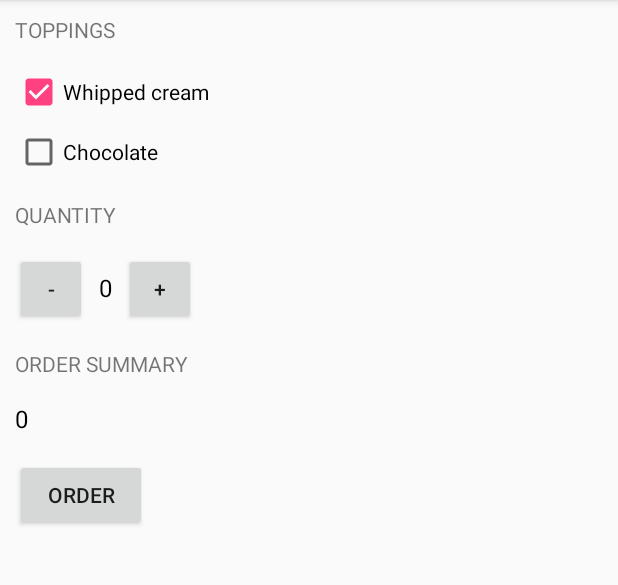
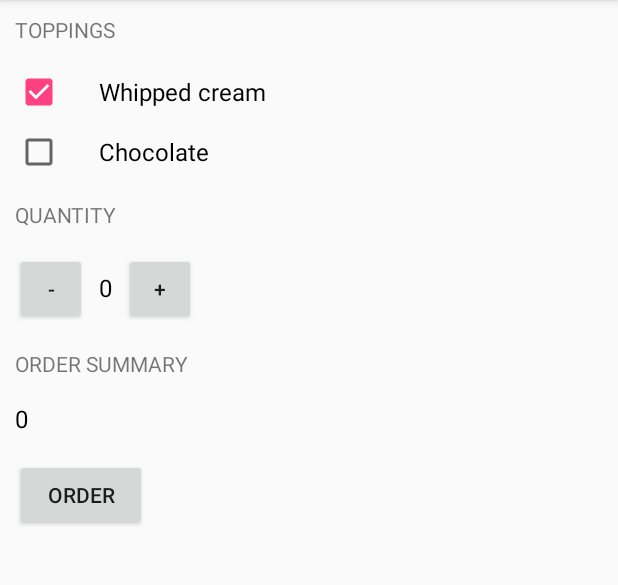
Before and after one commit to gongloroth/just-java, an Android app: the screen it shows after launch (MainActivity), after a tap on "Whipped cream", on a phone screen of 412 x 824 dp, the part 84-669 px from its top. Run offline under Robolectric (Android 15) with nearby library versions, the phone set to English and light mode, and no system bars.

Commit message:
4th commit
some simple update

```diff
--- a/app/src/main/java/com/gongloroth/justjava/MainActivity.java
+++ b/app/src/main/java/com/gongloroth/justjava/MainActivity.java
@@ -33,12 +33,13 @@ public class MainActivity extends AppCompatActivity {
         setContentView(R.layout.activity_main);
 
         setWhippedCreamCheckBox(R.id.whipped_cream_checkbox);
+        setChocolateCheckBox(R.id.chocolate_checkbox);
+        /*
+        setWhippedCreamCheckBox(R.id.whipped_cream_checkbox);
         getWhippedCreamCheckBox().setOnClickListener(new View.OnClickListener() {
             @Override
             public void onClick(View view) {
-                if (whippedCreamCheckBox.isChecked()){
-                    hasWhippedCream = true;
-                }
+                    hasWhippedCream = whippedCreamCheckBox.isChecked();
             }
         });
 
@@ -46,11 +47,9 @@ public class MainActivity extends AppCompatActivity {
         getWhippedCreamCheckBox().setOnClickListener(new View.OnClickListener() {
             @Override
             public void onClick(View view) {
-                if (chocolateCheckBox.isChecked()){
-                    hasChocolate = true;
-                }
+                    hasChocolate = chocolateCheckBox.isChecked();
             }
-        });
+        }); */
     }
 
     @Override
@@ -87,25 +86,17 @@ public class MainActivity extends AppCompatActivity {
         //displayMessage("Ordered coffee amount: " + quantity + "\n" + "Total: " + formatCurrency(calculatePrice(quantity,priceOfOneCup)) + "\n" + message);
         //int price = calculatePrice(quantity,priceOfOneCup);
         //displayPrice(price);
-        if (getWhippedCreamCheckBox().isChecked() && getChocolateCheckBox().isChecked()){
+        if (hasWhippedCream && hasChocolate){
             price = calculatePrice(quantity, priceOfOneCup) + WHIPPED_CREAM_PRICE*quantity + CHOCOLATE_PRICE*quantity;
-            hasChocolate = true;
-            hasWhippedCream = true;
         }
-        else if (getWhippedCreamCheckBox().isChecked() && !getChocolateCheckBox().isChecked()) {
+        else if (hasWhippedCream && !hasChocolate) {
             price = calculatePrice(quantity, priceOfOneCup) + WHIPPED_CREAM_PRICE*quantity;
-            hasWhippedCream = true;
-            hasChocolate = false;
         }
-        else if (getChocolateCheckBox().isChecked() && !getWhippedCreamCheckBox().isChecked()){
+        else if (hasChocolate && !hasWhippedCream){
             price = calculatePrice(quantity, priceOfOneCup) + CHOCOLATE_PRICE*quantity;
-            hasChocolate = true;
-            hasWhippedCream = false;
         }
         else {
             price = calculatePrice(quantity, priceOfOneCup);
-            hasWhippedCream = false;
-            hasChocolate = false;
         }
         displayMessage(createOrderSummary(price,hasWhippedCream,hasChocolate));
     }
@@ -197,4 +188,17 @@ public class MainActivity extends AppCompatActivity {
     public void setChocolateCheckBox(int id) {
         this.chocolateCheckBox = (CheckBox) findViewById(id);
     }
+
+    public void onCheckboxClicked(View view) {
+        // Is the view now checked?
+        boolean checked = ((CheckBox) view).isChecked();
+
+        // Check which checkbox was clicked
+        switch(view.getId()) {
+            case R.id.whipped_cream_checkbox: hasWhippedCream = checked;
+                break;
+            case R.id.chocolate_checkbox: hasChocolate = checked;
+                break;
+        }
+    }
 }
--- a/app/src/main/res/layout/activity_main.xml
+++ b/app/src/main/res/layout/activity_main.xml
@@ -27,14 +27,20 @@
             android:layout_width="wrap_content"
             android:layout_height="wrap_content"
             android:layout_marginBottom="8dp"
-            android:text="@string/whipped_cream_text" />
+            android:textSize="16sp"
+            android:paddingLeft="24dp"
+            android:text="@string/whipped_cream_text"
+            android:onClick="onCheckboxClicked"/>
 
         <CheckBox
             android:id="@+id/chocolate_checkbox"
             android:layout_width="wrap_content"
             android:layout_height="wrap_content"
             android:layout_marginBottom="16dp"
-            android:text="@string/chocolate_text" />
+            android:textSize="16sp"
+            android:paddingLeft="24dp"
+            android:text="@string/chocolate_text"
+            android:onClick="onCheckboxClicked"/>
 
 
         <TextView
```
